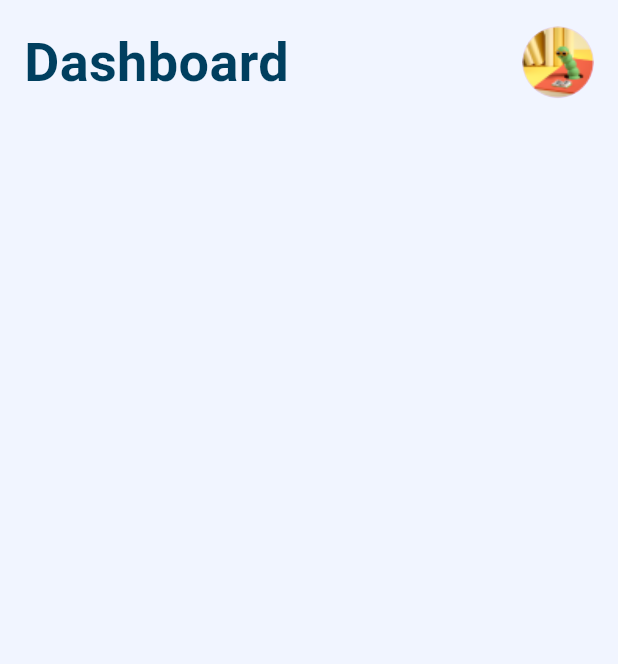
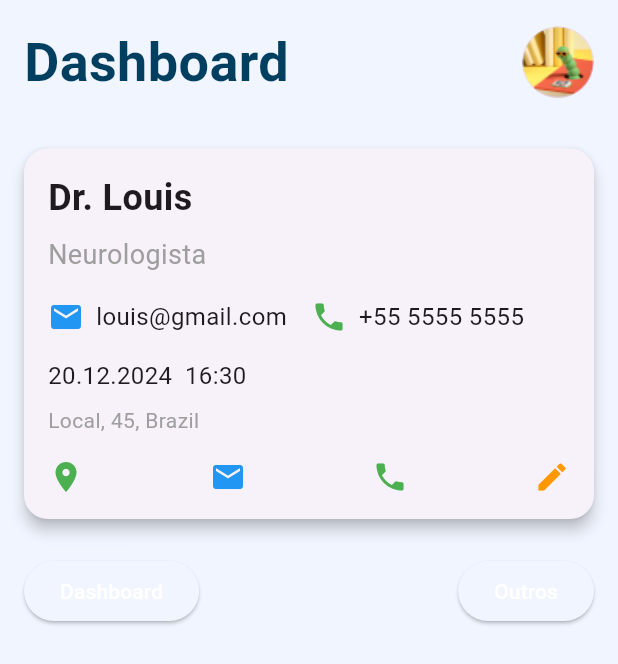
Before and after one commit to cristianvitor01/health_monitor, a Flutter app: the screen it shows after launch, on a phone screen of 412 x 824 dp. Shown: the top 664 px of the screen. Run offline on Flutter 3.47's test engine with Material 3 defaults, Android fonts, the phone set to English and light mode, and no system bars; Roboto replaces fonts that are missing (Poppins).

Commit message:
Widget de cartao de consultas

```diff
--- a/lib/main.dart
+++ b/lib/main.dart
@@ -1,6 +1,9 @@
 import 'package:flutter/material.dart';
+import 'package:flutter/widgets.dart';
 import 'utils/app_colors.dart';
 import './widgets/dashboard_head.dart';
+import './widgets/navigation_buttons.dart';
+import './widgets/appointment_card.dart';
 
 void main() {
   runApp(const MainApp());
@@ -23,12 +26,13 @@ class DashboardPage extends StatelessWidget {
 
   @override
   Widget build(BuildContext context) {
-    return const Scaffold(
+    return Scaffold(
       backgroundColor: AppColors.backgroundColor,
-      body: Column(
-        crossAxisAlignment: CrossAxisAlignment.stretch,
-        children: [
+      body: ListView( // ListView usado para conseguirmos rolar o conteudo
+        children: const [
           DashboardHeader(),
+          UpcomingAppointmentCard(),
+          NavigationButtons(),
         ],
       ),
     );
--- /dev/null
+++ b/lib/widgets/appointment_card.dart
@@ -0,0 +1,87 @@
+import 'package:flutter/material.dart';
+// import '../utils/app_colors.dart';  // Para usar as cores
+
+class UpcomingAppointmentCard extends StatelessWidget {
+  const UpcomingAppointmentCard({super.key});
+
+  @override
+  Widget build(BuildContext context) {
+    return Card(
+      margin: const EdgeInsets.all(16.0),  // Margem ao redor do Card
+      elevation: 4,  // Sombras para dar efeito de elevação
+      shape: RoundedRectangleBorder(  // Borda arredondada
+        borderRadius: BorderRadius.circular(16.0),
+      ),
+      child: const Padding(
+        padding: EdgeInsets.all(16.0),  // Padding interno do Card
+        child: Column(
+          crossAxisAlignment: CrossAxisAlignment.start,
+          children: [
+            // Título - Nome do médico
+            Text(
+              'Dr. Louis',
+              style: TextStyle(
+                fontSize: 24,
+                fontWeight: FontWeight.bold,
+              ),
+            ),
+            SizedBox(height: 8),  // Espaçamento entre os textos
+            Text(
+              'Neurologista',
+              style: TextStyle(
+                fontSize: 18,
+                color: Colors.grey,
+              ),
+            ),
+            SizedBox(height: 16),
+            // E-mail e telefone
+            Row(
+              children: [
+                Icon(Icons.email, color: Colors.blue),
+                SizedBox(width: 8),
+                Text(
+                  'louis@gmail.com',
+                  style: TextStyle(fontSize: 16),
+                ),
+                SizedBox(width: 16),
+                Icon(Icons.phone, color: Colors.green),
+                SizedBox(width: 8),
+                Text(
+                  '+55 5555 5555',
+                  style: TextStyle(fontSize: 16),
+                ),
+              ],
+            ),
+            SizedBox(height: 16),
+            // Data e hora
+            Text(
+              '20.12.2024  16:30',
+              style: TextStyle(
+                fontSize: 16,
+              ),
+            ),
+            SizedBox(height: 8),
+            Text(
+              'Local, 45, Brazil',
+              style: TextStyle(
+                fontSize: 14,
+                color: Colors.grey,
+              ),
+            ),
+            SizedBox(height: 16),
+            // Ícones de ação
+            Row(
+              mainAxisAlignment: MainAxisAlignment.spaceBetween,
+              children: [
+                Icon(Icons.location_on, color: Colors.green),  // Mapa
+                Icon(Icons.email, color: Colors.blue),  // E-mail
+                Icon(Icons.phone, color: Colors.green),  // Telefone
+                Icon(Icons.edit, color: Colors.orange),  // Editar
+              ],
+            ),
+          ],
+        ),
+      ),
+    );
+  }
+}
--- /dev/null
+++ b/lib/widgets/navigation_buttons.dart
@@ -0,0 +1,38 @@
+import 'package:flutter/material.dart';
+import '../utils/app_colors.dart'; // Importa as cores
+
+class NavigationButtons extends StatelessWidget {
+  const NavigationButtons({super.key});
+
+  @override
+  Widget build(BuildContext context) {
+    return Padding(
+      padding: const EdgeInsets.symmetric(horizontal: 16.0, vertical: 8.0),
+      child: Row(
+        mainAxisAlignment: MainAxisAlignment.spaceBetween,
+        children: [
+          ElevatedButton(
+            onPressed: () {
+              // Lógica para a Navegação para a página de Dashboard
+            },
+            style: ElevatedButton.styleFrom(
+              backgroundColor: AppColors.backgroundColor,
+              foregroundColor: Colors.white,
+            ),
+            child: const Text('Dashboard'),
+          ),
+          ElevatedButton(
+            onPressed: () {
+              // Lógica para a Navegação para outras páginas
+            },
+            style: ElevatedButton.styleFrom(
+              backgroundColor: AppColors.backgroundColor,
+              foregroundColor: Colors.white,
+            ),
+            child: const Text('Outros'),
+          ),
+        ],
+      ),
+    );
+  }
+}
```
